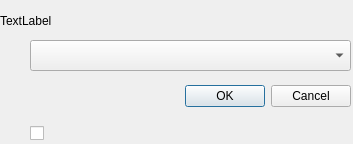
Qt form Polyhedron/demo/Polyhedron/FileLoaderDialog.ui (CGAL/cgal) before a commit.
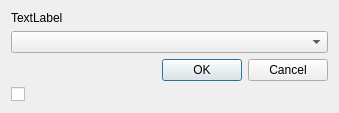
The same form after that commit.

Commit message:
Add a layout in the dialog
That way, the dialog, and its content, resizes itself when needed.

+ Capitalize a sentence in the dialog

```diff
--- a/Polyhedron/demo/Polyhedron/FileLoaderDialog.ui
+++ b/Polyhedron/demo/Polyhedron/FileLoaderDialog.ui
@@ -6,8 +6,8 @@
    <rect>
     <x>0</x>
     <y>0</y>
-    <width>353</width>
-    <height>144</height>
+    <width>339</width>
+    <height>105</height>
    </rect>
   </property>
   <property name="sizePolicy">
@@ -25,15 +25,35 @@
   <property name="sizeGripEnabled">
    <bool>false</bool>
   </property>
+  <layout class="QVBoxLayout" name="verticalLayout">
+   <item>
+    <widget class="QLabel" name="label">
+     <property name="sizePolicy">
+      <sizepolicy hsizetype="Preferred" vsizetype="Expanding">
+       <horstretch>0</horstretch>
+       <verstretch>0</verstretch>
+      </sizepolicy>
+     </property>
+     <property name="text">
+      <string>TextLabel</string>
+     </property>
+    </widget>
+   </item>
+   <item>
+    <widget class="QComboBox" name="pluginBox">
+     <property name="statusTip">
+      <string/>
+     </property>
+     <property name="whatsThis">
+      <string/>
+     </property>
+     <property name="accessibleName">
+      <string/>
+     </property>
+    </widget>
+   </item>
+   <item>
   <widget class="QDialogButtonBox" name="buttonBox">
-   <property name="geometry">
-    <rect>
-     <x>170</x>
-     <y>80</y>
-     <width>181</width>
-     <height>32</height>
-    </rect>
-   </property>
    <property name="layoutDirection">
     <enum>Qt::LeftToRight</enum>
    </property>
@@ -44,34 +64,9 @@
     <set>QDialogButtonBox::Cancel|QDialogButtonBox::Ok</set>
    </property>
   </widget>
-  <widget class="QComboBox" name="pluginBox">
-   <property name="geometry">
-    <rect>
-     <x>30</x>
-     <y>40</y>
-     <width>321</width>
-     <height>31</height>
-    </rect>
-   </property>
-   <property name="statusTip">
-    <string/>
-   </property>
-   <property name="whatsThis">
-    <string/>
-   </property>
-   <property name="accessibleName">
-    <string/>
-   </property>
-  </widget>
+   </item>
+   <item>
   <widget class="QCheckBox" name="alwaysUse">
-   <property name="geometry">
-    <rect>
-     <x>30</x>
-     <y>120</y>
-     <width>281</width>
-     <height>26</height>
-    </rect>
-   </property>
    <property name="sizePolicy">
     <sizepolicy hsizetype="Minimum" vsizetype="Expanding">
      <horstretch>0</horstretch>
@@ -82,25 +77,8 @@
     <string/>
    </property>
   </widget>
-  <widget class="QLabel" name="label">
-   <property name="geometry">
-    <rect>
-     <x>0</x>
-     <y>10</y>
-     <width>371</width>
-     <height>21</height>
-    </rect>
-   </property>
-   <property name="sizePolicy">
-    <sizepolicy hsizetype="Preferred" vsizetype="Expanding">
-     <horstretch>0</horstretch>
-     <verstretch>0</verstretch>
-    </sizepolicy>
-   </property>
-   <property name="text">
-    <string>TextLabel</string>
-   </property>
-  </widget>
+   </item>
+  </layout>
  </widget>
  <resources/>
  <connections>
```
Lines whose indentation alone changed are shown as unchanged. The commit also changes 1 other file.
